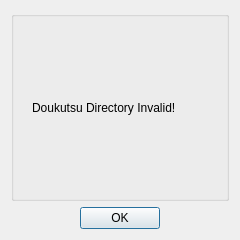
Above: dialog.ui from JordanViramontes/Cave-Story-Profile-Manager before the change. Below: the same form after it.
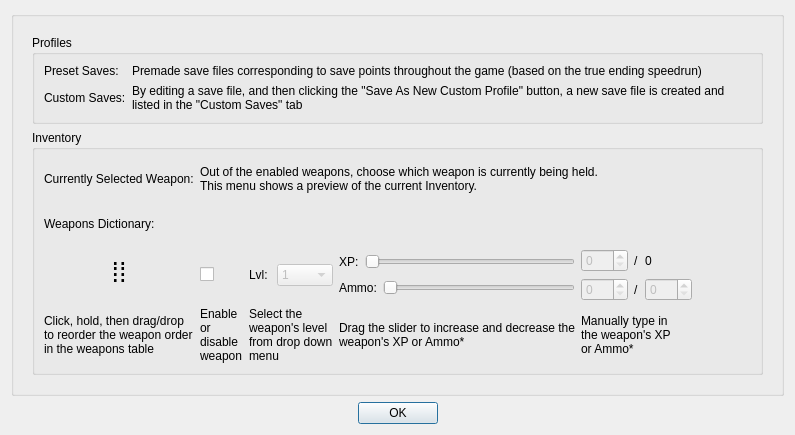
That is the form after the change. The open tabs and pages were chosen to show the change.

Commit message: added help screen to the dialog, implemented help button, reworked a few things about dialog

```diff
--- a/dialog.ui
+++ b/dialog.ui
@@ -6,10 +6,16 @@
    <rect>
     <x>0</x>
     <y>0</y>
-    <width>240</width>
-    <height>240</height>
+    <width>795</width>
+    <height>435</height>
    </rect>
   </property>
+  <property name="sizePolicy">
+   <sizepolicy hsizetype="MinimumExpanding" vsizetype="MinimumExpanding">
+    <horstretch>0</horstretch>
+    <verstretch>0</verstretch>
+   </sizepolicy>
+  </property>
   <property name="windowTitle">
    <string>Dialog</string>
   </property>
@@ -27,24 +33,479 @@
           <property name="currentIndex">
            <number>0</number>
           </property>
-          <widget class="QWidget" name="directoryErrorBox">
-           <property name="sizePolicy">
-            <sizepolicy hsizetype="Preferred" vsizetype="Preferred">
-             <horstretch>0</horstretch>
-             <verstretch>0</verstretch>
-            </sizepolicy>
-           </property>
+          <widget class="QWidget" name="directoryErrorLabel">
            <layout class="QGridLayout" name="gridLayout_3">
             <item row="0" column="0">
-             <layout class="QVBoxLayout" name="verticalLayout_2">
-              <item>
-               <widget class="QLabel" name="directoryErrorLabel">
-                <property name="text">
-                 <string>Doukutsu Directory Invalid!</string>
-                </property>
-               </widget>
-              </item>
-             </layout>
+             <widget class="QLabel" name="label">
+              <property name="text">
+               <string>Doukutsu Directory Invalid!</string>
+              </property>
+              <property name="alignment">
+               <set>Qt::AlignmentFlag::AlignCenter</set>
+              </property>
+             </widget>
+            </item>
+           </layout>
+          </widget>
+          <widget class="QWidget" name="helpScreen">
+           <layout class="QGridLayout" name="gridLayout_4">
+            <item row="0" column="0">
+             <widget class="QGroupBox" name="groupBox_2">
+              <property name="title">
+               <string>Profiles</string>
+              </property>
+              <layout class="QGridLayout" name="gridLayout_5">
+               <item row="0" column="0">
+                <layout class="QGridLayout" name="gridLayout_9">
+                 <item row="1" column="0">
+                  <widget class="QLabel" name="label_12">
+                   <property name="text">
+                    <string>Custom Saves:</string>
+                   </property>
+                  </widget>
+                 </item>
+                 <item row="0" column="1">
+                  <widget class="QLabel" name="label_13">
+                   <property name="sizePolicy">
+                    <sizepolicy hsizetype="MinimumExpanding" vsizetype="Preferred">
+                     <horstretch>0</horstretch>
+                     <verstretch>0</verstretch>
+                    </sizepolicy>
+                   </property>
+                   <property name="text">
+                    <string>Premade save files corresponding to save points throughout the game (based on the true ending speedrun)</string>
+                   </property>
+                  </widget>
+                 </item>
+                 <item row="0" column="0">
+                  <widget class="QLabel" name="label_9">
+                   <property name="text">
+                    <string>Preset Saves:</string>
+                   </property>
+                  </widget>
+                 </item>
+                 <item row="1" column="1">
+                  <widget class="QLabel" name="label_14">
+                   <property name="text">
+                    <string>By editing a save file, and then clicking the &quot;Save As New Custom Profile&quot; button, a new save file is created and listed in the &quot;Custom Saves&quot; tab</string>
+                   </property>
+                   <property name="wordWrap">
+                    <bool>true</bool>
+                   </property>
+                  </widget>
+                 </item>
+                </layout>
+               </item>
+              </layout>
+             </widget>
+            </item>
+            <item row="1" column="0">
+             <widget class="QGroupBox" name="groupBox_3">
+              <property name="sizePolicy">
+               <sizepolicy hsizetype="Preferred" vsizetype="MinimumExpanding">
+                <horstretch>0</horstretch>
+                <verstretch>0</verstretch>
+               </sizepolicy>
+              </property>
+              <property name="title">
+               <string>Inventory</string>
+              </property>
+              <layout class="QGridLayout" name="gridLayout_6">
+               <item row="2" column="0">
+                <widget class="QLabel" name="label_3">
+                 <property name="frameShadow">
+                  <enum>QFrame::Shadow::Sunken</enum>
+                 </property>
+                 <property name="text">
+                  <string>Weapons Dictionary: </string>
+                 </property>
+                </widget>
+               </item>
+               <item row="3" column="0">
+                <layout class="QGridLayout" name="gridLayout_7">
+                 <item row="0" column="1">
+                  <widget class="QCheckBox" name="enableCheck">
+                   <property name="text">
+                    <string/>
+                   </property>
+                  </widget>
+                 </item>
+                 <item row="0" column="0">
+                  <widget class="QFrame" name="grabHandleFrame">
+                   <property name="sizePolicy">
+                    <sizepolicy hsizetype="Minimum" vsizetype="Minimum">
+                     <horstretch>0</horstretch>
+                     <verstretch>0</verstretch>
+                    </sizepolicy>
+                   </property>
+                   <property name="font">
+                    <font>
+                     <pointsize>40</pointsize>
+                     <bold>false</bold>
+                    </font>
+                   </property>
+                   <property name="cursor">
+                    <cursorShape>OpenHandCursor</cursorShape>
+                   </property>
+                   <property name="frameShape">
+                    <enum>QFrame::Shape::NoFrame</enum>
+                   </property>
+                   <property name="frameShadow">
+                    <enum>QFrame::Shadow::Raised</enum>
+                   </property>
+                   <property name="lineWidth">
+                    <number>1</number>
+                   </property>
+                   <layout class="QGridLayout" name="gridLayout_8">
+                    <property name="leftMargin">
+                     <number>6</number>
+                    </property>
+                    <property name="topMargin">
+                     <number>0</number>
+                    </property>
+                    <property name="rightMargin">
+                     <number>6</number>
+                    </property>
+                    <property name="bottomMargin">
+                     <number>6</number>
+                    </property>
+                    <property name="spacing">
+                     <number>0</number>
+                    </property>
+                    <item row="0" column="0">
+                     <widget class="QLabel" name="grabHandleIcon">
+                      <property name="sizePolicy">
+                       <sizepolicy hsizetype="Minimum" vsizetype="Minimum">
+                        <horstretch>0</horstretch>
+                        <verstretch>0</verstretch>
+                       </sizepolicy>
+                      </property>
+                      <property name="font">
+                       <font>
+                        <pointsize>20</pointsize>
+                        <bold>false</bold>
+                       </font>
+                      </property>
+                      <property name="cursor">
+                       <cursorShape>OpenHandCursor</cursorShape>
+                      </property>
+                      <property name="text">
+                       <string>⁞⁞</string>
+                      </property>
+                      <property name="textFormat">
+                       <enum>Qt::TextFormat::AutoText</enum>
+                      </property>
+                      <property name="alignment">
+                       <set>Qt::AlignmentFlag::AlignCenter</set>
+                      </property>
+                      <property name="indent">
+                       <number>-1</number>
+                      </property>
+                      <property name="textInteractionFlags">
+                       <set>Qt::TextInteractionFlag::NoTextInteraction</set>
+                      </property>
+                     </widget>
+                    </item>
+                   </layout>
+                  </widget>
+                 </item>
+                 <item row="1" column="0">
+                  <widget class="QLabel" name="label_5">
+                   <property name="minimumSize">
+                    <size>
+                     <width>150</width>
+                     <height>0</height>
+                    </size>
+                   </property>
+                   <property name="maximumSize">
+                    <size>
+                     <width>200</width>
+                     <height>16777215</height>
+                    </size>
+                   </property>
+                   <property name="text">
+                    <string>Click, hold, then drag/drop to reorder the weapon order in the weapons table</string>
+                   </property>
+                   <property name="wordWrap">
+                    <bool>true</bool>
+                   </property>
+                  </widget>
+                 </item>
+                 <item row="1" column="4">
+                  <widget class="QLabel" name="label_10">
+                   <property name="maximumSize">
+                    <size>
+                     <width>100</width>
+                     <height>16777215</height>
+                    </size>
+                   </property>
+                   <property name="text">
+                    <string>Manually type in the weapon's XP or Ammo*</string>
+                   </property>
+                   <property name="wordWrap">
+                    <bool>true</bool>
+                   </property>
+                  </widget>
+                 </item>
+                 <item row="1" column="3">
+                  <widget class="QLabel" name="label_8">
+                   <property name="text">
+                    <string>Drag the slider to increase and decrease the weapon's XP or Ammo*</string>
+                   </property>
+                   <property name="wordWrap">
+                    <bool>true</bool>
+                   </property>
+                  </widget>
+                 </item>
+                 <item row="0" column="3">
+                  <layout class="QVBoxLayout" name="statSliderLayout">
+                   <item>
+                    <layout class="QHBoxLayout" name="xpSliderLayout">
+                     <item>
+                      <widget class="QLabel" name="xpSliderLabel">
+                       <property name="text">
+                        <string>XP:</string>
+                       </property>
+                      </widget>
+                     </item>
+                     <item>
+                      <widget class="QSlider" name="xpSlider">
+                       <property name="enabled">
+                        <bool>false</bool>
+                       </property>
+                       <property name="orientation">
+                        <enum>Qt::Orientation::Horizontal</enum>
+                       </property>
+                      </widget>
+                     </item>
+                    </layout>
+                   </item>
+                   <item>
+                    <layout class="QHBoxLayout" name="ammoSliderLayout">
+                     <item>
+                      <widget class="QLabel" name="ammoSliderLabel">
+                       <property name="text">
+                        <string>Ammo:</string>
+                       </property>
+                      </widget>
+                     </item>
+                     <item>
+                      <widget class="QSlider" name="ammoSlider">
+                       <property name="enabled">
+                        <bool>false</bool>
+                       </property>
+                       <property name="orientation">
+                        <enum>Qt::Orientation::Horizontal</enum>
+                       </property>
+                      </widget>
+                     </item>
+                    </layout>
+                   </item>
+                  </layout>
+                 </item>
+                 <item row="1" column="1">
+                  <widget class="QLabel" name="label_6">
+                   <property name="maximumSize">
+                    <size>
+                     <width>100</width>
+                     <height>16777215</height>
+                    </size>
+                   </property>
+                   <property name="text">
+                    <string>Enable or disable weapon</string>
+                   </property>
+                   <property name="wordWrap">
+                    <bool>true</bool>
+                   </property>
+                  </widget>
+                 </item>
+                 <item row="0" column="4">
+                  <layout class="QGridLayout" name="statCountLayout">
+                   <item row="1" column="0">
+                    <widget class="QSpinBox" name="ammoCurrentSpin">
+                     <property name="enabled">
+                      <bool>false</bool>
+                     </property>
+                     <property name="minimumSize">
+                      <size>
+                       <width>0</width>
+                       <height>0</height>
+                      </size>
+                     </property>
+                     <property name="keyboardTracking">
+                      <bool>false</bool>
+                     </property>
+                     <property name="maximum">
+                      <number>255</number>
+                     </property>
+                    </widget>
+                   </item>
+                   <item row="0" column="0">
+                    <widget class="QSpinBox" name="xpCurrentSpin">
+                     <property name="enabled">
+                      <bool>false</bool>
+                     </property>
+                     <property name="minimumSize">
+                      <size>
+                       <width>0</width>
+                       <height>0</height>
+                      </size>
+                     </property>
+                     <property name="keyboardTracking">
+                      <bool>false</bool>
+                     </property>
+                     <property name="maximum">
+                      <number>255</number>
+                     </property>
+                    </widget>
+                   </item>
+                   <item row="0" column="1">
+                    <widget class="QLabel" name="slashTopLabel">
+                     <property name="text">
+                      <string>/</string>
+                     </property>
+                    </widget>
+                   </item>
+                   <item row="0" column="2">
+                    <widget class="QLabel" name="xpMaxLabel">
+                     <property name="minimumSize">
+                      <size>
+                       <width>45</width>
+                       <height>0</height>
+                      </size>
+                     </property>
+                     <property name="text">
+                      <string>0</string>
+                     </property>
+                    </widget>
+                   </item>
+                   <item row="1" column="2">
+                    <widget class="QSpinBox" name="ammoMaxSpin">
+                     <property name="enabled">
+                      <bool>false</bool>
+                     </property>
+                     <property name="minimumSize">
+                      <size>
+                       <width>0</width>
+                       <height>0</height>
+                      </size>
+                     </property>
+                     <property name="keyboardTracking">
+                      <bool>false</bool>
+                     </property>
+                     <property name="maximum">
+                      <number>255</number>
+                     </property>
+                    </widget>
+                   </item>
+                   <item row="1" column="1">
+                    <widget class="QLabel" name="slashBottomLabel">
+                     <property name="text">
+                      <string>/</string>
+                     </property>
+                    </widget>
+                   </item>
+                  </layout>
+                 </item>
+                 <item row="0" column="2">
+                  <layout class="QHBoxLayout" name="horizontalLayout_2">
+                   <item>
+                    <widget class="QLabel" name="lvlLabel">
+                     <property name="text">
+                      <string>Lvl:</string>
+                     </property>
+                    </widget>
+                   </item>
+                   <item>
+                    <widget class="QComboBox" name="lvlComboBox">
+                     <property name="enabled">
+                      <bool>false</bool>
+                     </property>
+                     <item>
+                      <property name="text">
+                       <string>1</string>
+                      </property>
+                     </item>
+                     <item>
+                      <property name="text">
+                       <string>2</string>
+                      </property>
+                     </item>
+                     <item>
+                      <property name="text">
+                       <string>3</string>
+                      </property>
+                     </item>
+                     <item>
+                      <property name="text">
+                       <string>MAX</string>
+                      </property>
+                     </item>
+                    </widget>
+                   </item>
+                  </layout>
+                 </item>
+                 <item row="1" column="2">
+                  <widget class="QLabel" name="label_7">
+                   <property name="maximumSize">
+                    <size>
+                     <width>100</width>
+                     <height>16777215</height>
+                    </size>
+                   </property>
+                   <property name="text">
+                    <string>Select the weapon's level from drop down menu</string>
+                   </property>
+                   <property name="wordWrap">
+                    <bool>true</bool>
+                   </property>
+                  </widget>
+                 </item>
+                 <item row="0" column="5">
+                  <spacer name="horizontalSpacer">
+                   <property name="orientation">
+                    <enum>Qt::Orientation::Horizontal</enum>
+                   </property>
+                   <property name="sizeHint" stdset="0">
+                    <size>
+                     <width>40</width>
+                     <height>20</height>
+                    </size>
+                   </property>
+                  </spacer>
+                 </item>
+                </layout>
+               </item>
+               <item row="0" column="0">
+                <layout class="QHBoxLayout" name="horizontalLayout">
+                 <item>
+                  <widget class="QLabel" name="label_11">
+                   <property name="text">
+                    <string>Currently Selected Weapon:</string>
+                   </property>
+                  </widget>
+                 </item>
+                 <item>
+                  <widget class="QLabel" name="label_2">
+                   <property name="sizePolicy">
+                    <sizepolicy hsizetype="MinimumExpanding" vsizetype="Preferred">
+                     <horstretch>0</horstretch>
+                     <verstretch>0</verstretch>
+                    </sizepolicy>
+                   </property>
+                   <property name="text">
+                    <string>Out of the enabled weapons, choose which weapon is currently being held.
+This menu shows a preview of the current Inventory.</string>
+                   </property>
+                   <property name="wordWrap">
+                    <bool>true</bool>
+                   </property>
+                  </widget>
+                 </item>
+                </layout>
+               </item>
+              </layout>
+             </widget>
             </item>
            </layout>
           </widget>
```
The commit also changes 10 other files.
